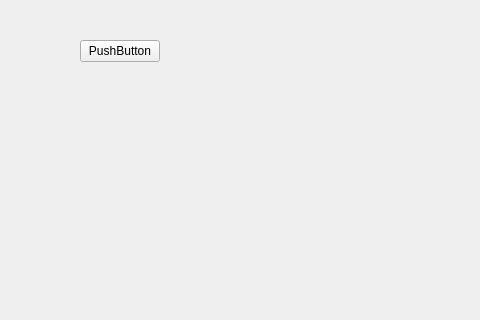
The window that FirstGUI/mainwindow.ui (hongwei-bai/qt-hello-world) describes before a commit, drawn with Qt 5; both pictures show x 0 to 480 and y 0 to 320 of the 800 by 600 pixel window.
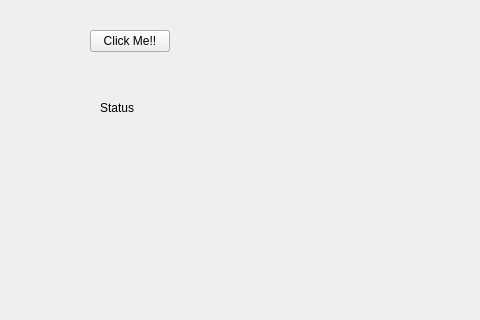
The same window after the commit.

```diff
--- a/FirstGUI/mainwindow.ui
+++ b/FirstGUI/mainwindow.ui
@@ -17,14 +17,27 @@
    <widget class="QPushButton" name="pushButton">
     <property name="geometry">
      <rect>
-      <x>80</x>
-      <y>40</y>
+      <x>90</x>
+      <y>30</y>
       <width>80</width>
       <height>22</height>
      </rect>
     </property>
     <property name="text">
-     <string>PushButton</string>
+     <string>Click Me!!</string>
+    </property>
+   </widget>
+   <widget class="QLabel" name="label">
+    <property name="geometry">
+     <rect>
+      <x>100</x>
+      <y>100</y>
+      <width>131</width>
+      <height>16</height>
+     </rect>
+    </property>
+    <property name="text">
+     <string>Status</string>
     </property>
    </widget>
   </widget>
```
